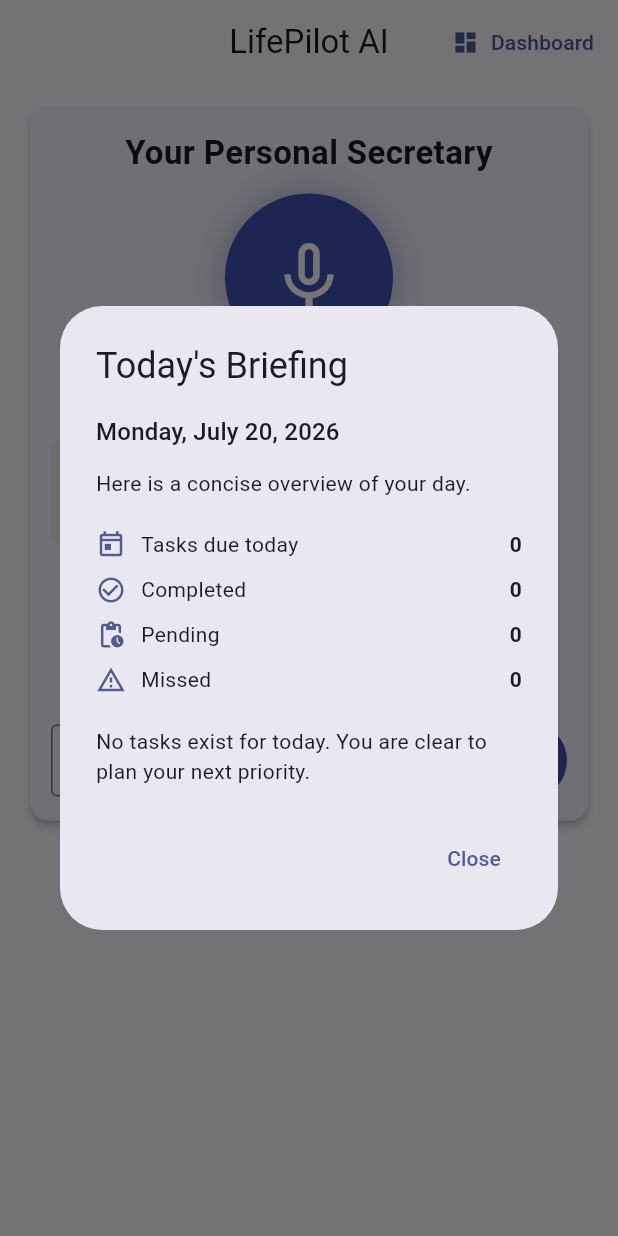
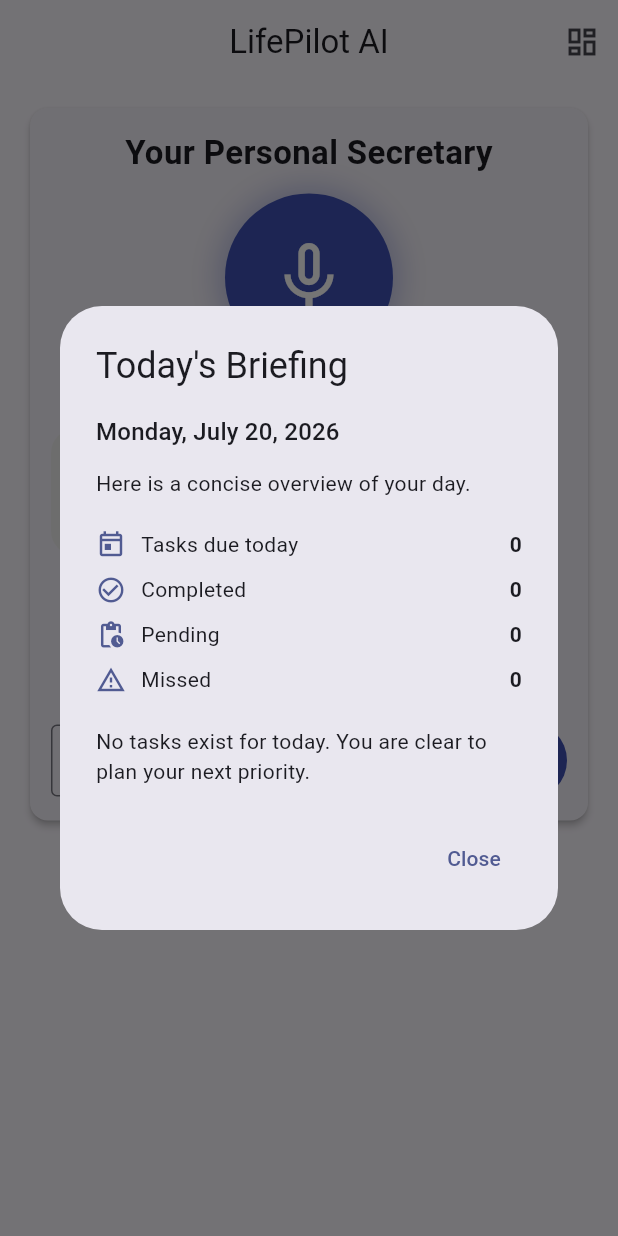
Before and after one commit to zubairassam-creator/LifePilot, a Flutter app: the screen it shows after launch, on a phone screen of 412 x 824 dp. Run offline on Flutter 3.47's test engine with Material 3 defaults, Android fonts, the phone set to English and light mode, and no system bars; our stand-ins replace flutter_local_notifications, flutter_timezone, flutter_tts, hive, hive_flutter, shared_preferences and 2 more; accounts and stored records are empty.

Commit message:
Fix home dashboard navigation icon

```diff
--- a/lib/screens/home_screen.dart
+++ b/lib/screens/home_screen.dart
@@ -254,12 +254,12 @@
         centerTitle: true,
         elevation: 0,
         actions: [
-          TextButton.icon(
+          IconButton(
+            tooltip: 'Dashboard',
+            icon: const Icon(Icons.dashboard_outlined),
             onPressed: () {
               Navigator.push(context, MaterialPageRoute(builder: (context) => const DashboardScreen()));
             },
-            icon: const Icon(Icons.dashboard),
-            label: const Text('Dashboard'),
           ),
         ],
       ),
```
